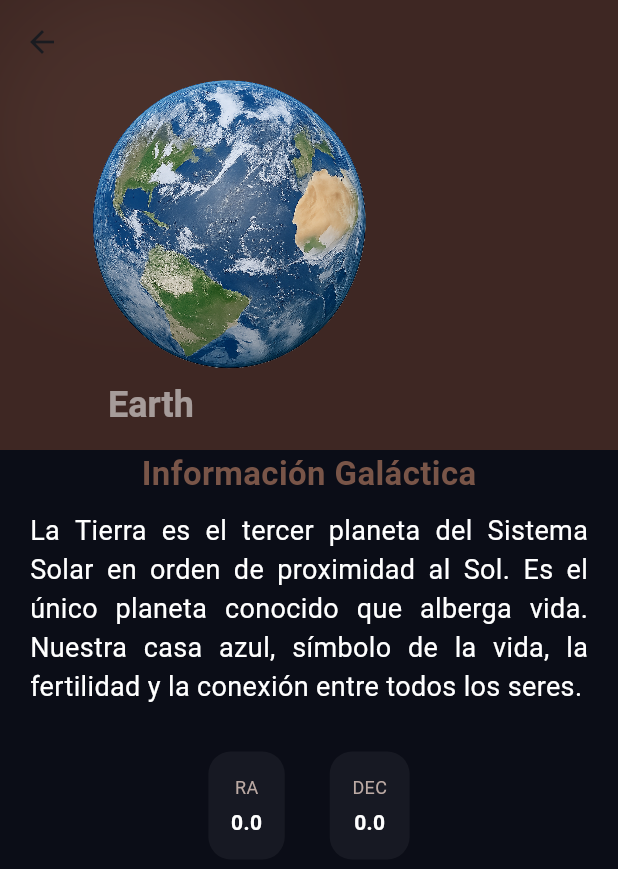
After one commit to Chocoveloper/choco_planets, a Flutter app: the screen it shows after launch, after a tap on "Earth", on a phone screen of 412 x 824 dp. The commit adds this screen. Shown: the top 869 px of the screen. Run offline on Flutter 3.47's test engine with Material 3 defaults, Android fonts, the phone set to English and light mode, and no system bars; our stand-ins replace package_info_plus; network calls fail; Roboto replaces fonts that are missing (Times New Roman).

Commit message:
Se agrega la navegación a la pagina de detalles, animación a los planetas de la pagina de detalle

```diff
--- a/assets/data/planets.json
+++ b/assets/data/planets.json
@@ -2,7 +2,7 @@
     {
         "id": 1,
         "name": "Mercury",
-        "description": "Mercurio es el planeta más pequeño del Sistema Solar y el más cercano al Sol. El mensajero veloz. Representa la comunicación, la inteligencia y la rapidez mental.",
+        "description": "Mercurio es el planeta más pequeño del Sistema Solar y el más cercano al Sol. El mensajero veloz. Representa la comunicación, la inteligencia y la rapidez mental. Mercurio es el planeta más pequeño del Sistema Solar y el más cercano al Sol. El mensajero veloz. Representa la comunicación, la inteligencia y la rapidez mental. Mercurio es el planeta más pequeño del Sistema Solar y el más cercano al Sol. El mensajero veloz. Representa la comunicación, la inteligencia y la rapidez mental. Mercurio es el planeta más pequeño del Sistema Solar y el más cercano al Sol. El mensajero veloz. Representa la comunicación, la inteligencia y la rapidez mental. Mercurio es el planeta más pequeño del Sistema Solar y el más cercano al Sol. El mensajero veloz. Representa la comunicación, la inteligencia y la rapidez mental.",
         "image_path": "assets/images/Mercury.png",
         "ra": 21.55,
         "dec": -14.30
--- a/lib/screens/choco_home.dart
+++ b/lib/screens/choco_home.dart
@@ -1,5 +1,6 @@
 import 'package:choco_planets/core/verificar_version.dart';
 import 'package:choco_planets/models/planet_model.dart';
+import 'package:choco_planets/screens/choco_planet_detail.dart';
 import 'package:choco_planets/services/planet_local_service.dart';
 import 'package:choco_planets/widgets/planet_grild.dart';
 import 'package:flutter/material.dart';
@@ -178,7 +179,18 @@ class _ChocoHomeState extends State<ChocoHome> {
                 sliver: SliverGrid(
                   delegate: SliverChildBuilderDelegate((context, index) {
                     // Usamos el nombre del planeta del JSON
-                    return PlanetGridColumn(name: planets[index].name);
+                    return PlanetGridColumn(
+                      name: planets[index].name,
+                      onTap: () {
+                        Navigator.push(
+                          context,
+                          MaterialPageRoute(
+                            builder: (context) =>
+                                ChocoPlanetDetail(planet: planets[index]),
+                          ),
+                        );
+                      },
+                    );
                   }, childCount: planets.length),
                   gridDelegate: SliverGridDelegateWithFixedCrossAxisCount(
                     crossAxisCount: columns,
--- /dev/null
+++ b/lib/screens/choco_planet_detail.dart
@@ -0,0 +1,172 @@
+import 'dart:math' as Math;
+
+import 'package:flutter/material.dart';
+import 'package:choco_planets/models/planet_model.dart';
+
+class ChocoPlanetDetail extends StatefulWidget {
+  final PlanetModelLocal planet;
+  const ChocoPlanetDetail({super.key, required this.planet});
+
+  @override
+  State<ChocoPlanetDetail> createState() => _ChocoPlanetDetailState();
+}
+
+class _ChocoPlanetDetailState extends State<ChocoPlanetDetail>
+    with SingleTickerProviderStateMixin {
+  late AnimationController _rotationController;
+
+  @override
+  void initState() {
+    super.initState();
+    _rotationController = AnimationController(
+      vsync: this,
+      duration: const Duration(seconds: 20),
+    );
+    _rotationController.repeat();
+  }
+
+  @override
+  void dispose() {
+    _rotationController.dispose();
+    super.dispose();
+  }
+
+  @override
+  Widget build(BuildContext context) {
+    return Scaffold(
+      backgroundColor: Color(0xFF0B0D17),
+      body: CustomScrollView(
+        slivers: [
+          SliverAppBar(
+            expandedHeight: 300.0,
+            pinned: true,
+            backgroundColor: Colors.brown[900],
+            flexibleSpace: FlexibleSpaceBar(
+              title: Text(
+                widget.planet.name,
+                style: TextStyle(
+                  fontSize: 16,
+                  fontWeight: FontWeight.bold,
+                  color: Colors.white54,
+                  fontFamily: 'Times New Roman',
+                ),
+              ),
+              background: Stack(
+                children: [
+                  Container(
+                    width: 180,
+                    height: 180,
+                    decoration: BoxDecoration(
+                      shape: BoxShape.circle,
+                      boxShadow: [
+                        BoxShadow(
+                          color: Colors.brown.withValues(alpha: 0.2),
+                          blurRadius: 50,
+                          spreadRadius: 10,
+                        ),
+                      ],
+                    ),
+                  ),
+                  Hero(
+                    tag: 'planet-${widget.planet.name}',
+                    child: AnimatedBuilder(
+                      animation: _rotationController,
+                      builder: (context, child) {
+                        // Calculamos un factor de escala basado en el giro
+                        // Esto hace que se agrande un 10% cuando está de frente
+                        double rotationValue =
+                            _rotationController.value * 2 * 3.141592;
+                        double scale =
+                            1.0 + (Math.sin(rotationValue).abs() * 0.1);
+
+                        return Transform(
+                          alignment: Alignment.center,
+                          transform: Matrix4.identity()
+                            ..setEntry(3, 2, 0.001) // Perspectiva
+                            ..rotateY(rotationValue) // Giro horizontal
+                            ..scale(scale), // ¡El truco de la escala!
+                          child: child,
+                        );
+                      },
+                      child: Padding(
+                        padding: const EdgeInsets.all(40.0),
+                        child: Image.asset(
+                          'assets/images/${widget.planet.name}.png',
+                          fit: BoxFit.contain,
+                        ),
+                      ),
+                    ),
+                  ),
+                ],
+              ),
+            ),
+          ),
+
+          //Sección de contenido
+          SliverToBoxAdapter(
+            child: Padding(
+              padding: const EdgeInsets.symmetric(horizontal: 20.0),
+              child: Center(
+                child: Column(
+                  children: [
+                    const Text(
+                      'Información Galáctica',
+                      style: TextStyle(
+                        color: Colors.brown,
+                        fontSize: 22,
+                        fontWeight: FontWeight.bold,
+                      ),
+                    ),
+                    const SizedBox(height: 10),
+                    Text(
+                      textAlign: TextAlign.justify,
+                      widget.planet.description,
+                      style: const TextStyle(color: Colors.white, fontSize: 18),
+                    ),
+                    const SizedBox(height: 30),
+
+                    //Una fila para los datos técnicos (RA y DEC)
+                    Wrap(
+                      spacing: 30.0,
+                      //runSpacing: 30.0,
+                      alignment: WrapAlignment.spaceEvenly,
+                      children: [
+                        _buildDataCard('RA', widget.planet.ra.toString()),
+                        _buildDataCard('DEC', widget.planet.dec.toString()),
+                      ],
+                    ),
+                    const SizedBox(height: 90),
+                  ],
+                ),
+              ),
+            ),
+          ),
+        ],
+      ),
+    );
+  }
+
+  // Pequeño Widget de ayuda para mostrar los datos técnicos
+  Widget _buildDataCard(String label, String value) {
+    return Container(
+      padding: const EdgeInsets.all(15),
+      decoration: BoxDecoration(
+        color: Colors.white.withValues(alpha: 0.05),
+        borderRadius: BorderRadius.circular(15),
+      ),
+      child: Column(
+        children: [
+          Text(label, style: TextStyle(color: Colors.brown[200], fontSize: 12)),
+          const SizedBox(height: 5),
+          Text(
+            value,
+            style: const TextStyle(
+              color: Colors.white,
+              fontWeight: FontWeight.bold,
+            ),
+          ),
+        ],
+      ),
+    );
+  }
+}
--- a/pubspec.yaml
+++ b/pubspec.yaml
@@ -16,7 +16,7 @@ publish_to: 'none' # Remove this line if you wish to publish to pub.dev
 # https://developer.apple.com/library/archive/documentation/General/Reference/InfoPlistKeyReference/Articles/CoreFoundationKeys.html
 # In Windows, build-name is used as the major, minor, and patch parts
 # of the product and file versions while build-number is used as the build suffix.
-version: 1.2.0+2
+version: 1.3.0
 
 environment:
   sdk: ^3.11.0
```
